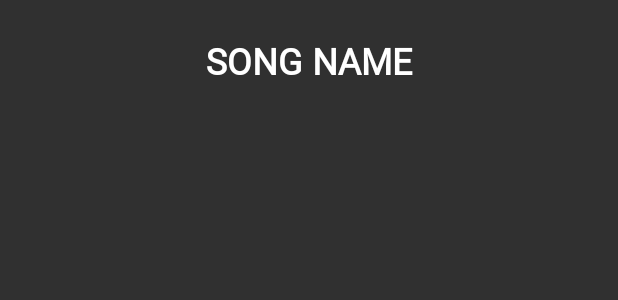
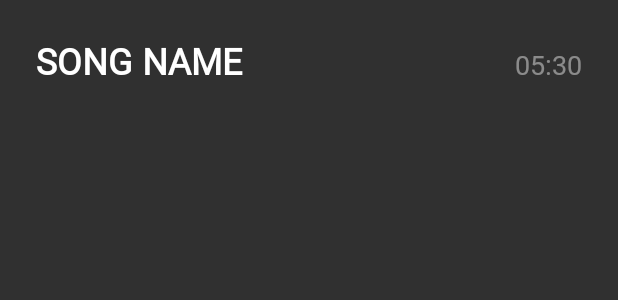
Before and after one commit to aquariusyf/MusicPlayer, an Android app: the layout play_item.xml on its own in the app's theme, with its tools: preview values and no code run, on a phone screen of 412 x 824 dp. Shown: the top 300 px of the screen. Run offline under Robolectric (Android 15) with nearby library versions, the phone set to English and light mode, and no system bars.

Commit message:
1. Add song duration in play list 2. Adjust list layout

```diff
--- a/app/src/main/res/layout/play_item.xml
+++ b/app/src/main/res/layout/play_item.xml
@@ -10,14 +10,28 @@
 
     <TextView
         android:id="@+id/song_name"
-        android:layout_width="match_parent"
+        android:layout_width="0dp"
         android:layout_height="wrap_content"
+        android:layout_weight="1"
         android:layout_margin="16dp"
-        android:gravity="center_horizontal"
+        android:gravity="left"
         android:textColor="#FFFFFF"
         android:textSize="24sp"
         android:textStyle="bold"
         android:fontFamily="@font/lishu"
         tools:text="SONG NAME" />
 
+    <TextView
+        android:id="@+id/song_duration"
+        android:layout_width="0dp"
+        android:layout_height="wrap_content"
+        android:layout_weight="1"
+        android:layout_margin="16dp"
+        android:gravity="right"
+        android:textColor="#70FFFFFF"
+        android:textSize="18sp"
+        android:textStyle="normal"
+        android:fontFamily="@font/lishu"
+        tools:text="05:30"/>
+
 </LinearLayout>
```
